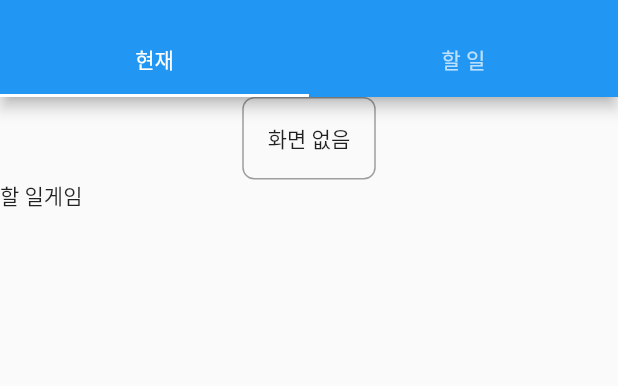
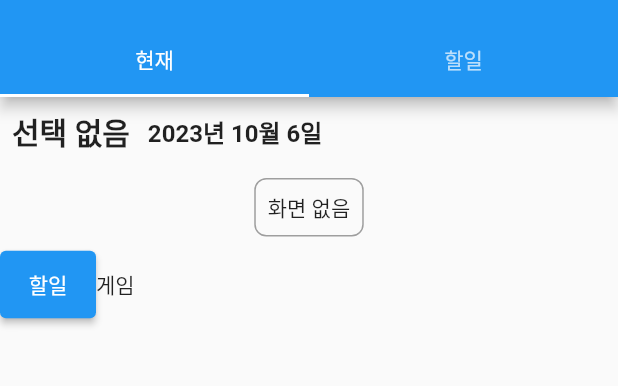
Before and after one commit to alskfl222/streamview-controller, a Flutter app: the screen it shows once a user with an empty profile is signed in, after a tap on "화면 없음", on a phone screen of 412 x 824 dp, the part 59-445 px from its top. Run offline on Flutter 3.47's test engine with Material 2 defaults, Android fonts, the phone set to English and light mode, and no system bars; our stand-ins replace firebase_auth, firebase_core, flutter_dotenv; accounts and stored records are empty.

Commit message:
Feat: current state change by expanding below

```diff
--- a/lib/current/container.dart
+++ b/lib/current/container.dart
@@ -1,4 +1,5 @@
 import 'package:flutter/material.dart';
+import 'package:intl/intl.dart';
 import 'options.dart';
 
 class CurrentTab extends StatefulWidget {
@@ -17,19 +18,52 @@ class _CurrentTabState extends State<CurrentTab> {
     return Scaffold(
       body: Column(
         children: [
-          GestureDetector(
+          Container(
+            width: MediaQuery.of(context).size.width,
+            padding: const EdgeInsets.all(8.0),
+            child: Row(
+              children: [
+                Text(
+                  _currentDisplay ?? "선택 없음",
+                  style: const TextStyle(
+                    fontSize: 20,
+                    fontWeight: FontWeight.bold,
+                  ),
+                ),
+                const SizedBox(
+                  width: 12,
+                ),
+                Text(
+                  DateFormat('y년 M월 d일').format(_selectedDate),
+                  style: const TextStyle(
+                    fontSize: 16,
+                    fontWeight: FontWeight.bold,
+                  ),
+                ),
+              ],
+            ),
+          ),
+          Container(
+            width: MediaQuery.of(context).size.width,
+            padding: const EdgeInsets.all(8.0),
+            child: GestureDetector(
               onTap: () {
                 setState(() {
                   _isOptionsVisible = !_isOptionsVisible;
                 });
               },
-            child: Container(
-              padding: const EdgeInsets.all(16.0),
+              child: Column(
+                children: [
+                  Container(
+                    padding: const EdgeInsets.all(8.0),
                     decoration: BoxDecoration(
                       border: Border.all(color: Colors.grey),
                       borderRadius: BorderRadius.circular(8.0),
                     ),
                     child: Text(_currentDisplay ?? "화면 없음"),
+                  ),
+                ],
+              ),
             ),
           ),
           if (_isOptionsVisible)
@@ -38,6 +72,7 @@ class _CurrentTabState extends State<CurrentTab> {
               onCurrentChange: _onCurrentChange,
               onDateSelected: _onDateSelected,
               onGameSelected: _onGameSelected,
+              onCloseOptions: _onCloseOptions,
             ),
         ],
       ),
@@ -61,4 +96,10 @@ class _CurrentTabState extends State<CurrentTab> {
       _selectedGame = selectedGame;
     });
   }
+
+  void _onCloseOptions() {
+    setState(() {
+      _isOptionsVisible = false;
+    });
   }
+}
--- a/lib/current/options.dart
+++ b/lib/current/options.dart
@@ -5,6 +5,7 @@ class Options extends StatefulWidget {
   final Function(String?) onCurrentChange;
   final Function(DateTime) onDateSelected;
   final Function(String?) onGameSelected;
+  final Function() onCloseOptions;
 
   const Options({
     super.key,
@@ -12,6 +13,7 @@ class Options extends StatefulWidget {
     required this.onCurrentChange,
     required this.onDateSelected,
     required this.onGameSelected,
+    required this.onCloseOptions,
   });
 
   @override
@@ -20,31 +22,72 @@ class Options extends StatefulWidget {
 
 class _OptionsState extends State<Options> {
   String? _selectedCurrent;
+  DateTime _selectedDate = DateTime.now();
   String? _selectedGame;
-  DateTime _selectedDate = DateTime.now();
 
   @override
   Widget build(BuildContext context) {
-    return Flexible(
-      fit: FlexFit.loose,
+    return Column(
+      children: [
+        SizedBox(
+            width: MediaQuery.of(context).size.width,
             child: Row(
               children: [
-          Text("할 일"),
+                ElevatedButton(
+                  onPressed: () {
+                    setState(() {
+                      _selectedCurrent = "할일";
+                    });
+                    _showDatePicker();
+                  },
+                  style: ButtonStyle(
+                    padding: MaterialStateProperty.all<EdgeInsetsGeometry>(
+                        const EdgeInsets.all(12.0)),
+                  ),
+                  child: Text("할일"),
+                ),
                 Text("게임")
               ],
-      )
-    // if (widget.currentDisplay == "할일") {
-    //   return CalendarDatePicker(
-    //     initialDate: DateTime.now(),
-    //     firstDate: DateTime(DateTime.now().year - 1),
-    //     lastDate: DateTime(DateTime.now().year + 1),
-    //     onDateChanged: (date) {
-    //       setState(() {
-    //         _selectedDate = date;
-    //       });
-    //       widget.onDateSelected(_selectedDate);
-    //     },
-    //   );
+            )),
+        if (_checkValidation()) ...[
+          const SizedBox(height: 12),
+          IconButton(
+            icon: const Icon(Icons.check),
+            onPressed: () {
+              // 확인 로직
+              widget.onCurrentChange(_selectedCurrent);
+              widget.onDateSelected(_selectedDate);
+              widget.onCloseOptions();
+            },
+          ),
+        ]
+      ],
+    );
+  }
+
+  void _showDatePicker() async {
+    DateTime? pickedDate = await showDatePicker(
+      context: context,
+      initialDate: DateTime.now(),
+      firstDate: DateTime(DateTime.now().year - 1),
+      lastDate: DateTime(DateTime.now().year + 1),
+    );
+
+    if (pickedDate != null) {
+      setState(() {
+        _selectedDate = pickedDate;
+      });
+    }
+  }
+
+  bool _checkValidation() {
+    if (_selectedCurrent == "할일") {
+      return true;
+    }
+    return false;
+  }
+}
+
 // } else if (widget.currentDisplay == "게임") {
 // return DropdownButton<String>(
 // value: _selectedGame,
@@ -66,6 +109,3 @@ class _OptionsState extends State<Options> {
 // return const SizedBox.shrink();
 // }
 // )
-    );
-  }
-}
--- a/lib/homepage.dart
+++ b/lib/homepage.dart
@@ -46,7 +46,7 @@ class MyHomePage extends StatelessWidget {
           bottom: const TabBar(
             tabs: [
               Tab(text: "현재"),
-              Tab(text: "할 일"),
+              Tab(text: "할일"),
             ],
           ),
         ),
--- a/lib/todo/input.dart
+++ b/lib/todo/input.dart
@@ -40,7 +40,7 @@ class _TodoInputWidgetState extends State<TodoInputWidget> {
                     _selectedCharacter = null; // 타입 변경 시 캐릭터 선택도 초기화
                   });
                 },
-                hint: Text("종류 선택"),
+                hint: const Text("종류 선택"),
               ),
               if (_selectedType == '사냥' || _selectedType == '보스')
                 DropdownButton<String>(
@@ -57,7 +57,7 @@ class _TodoInputWidgetState extends State<TodoInputWidget> {
                       _selectedCharacter = newValue;
                     });
                   },
-                  hint: Text("캐릭터 선택"),
+                  hint: const Text("캐릭터 선택"),
                 )
               else if (_selectedType == '기타')
                 SizedBox(
--- a/pubspec.yaml
+++ b/pubspec.yaml
@@ -39,6 +39,7 @@ dependencies:
   firebase_core: ^2.15.1
   firebase_auth: ^4.9.0
   provider: ^6.0.5
+  intl: ^0.18.1
 
 dev_dependencies:
   flutter_test:
```
Also changed, not shown: pubspec.lock. Lines whose indentation alone changed are shown as unchanged.
